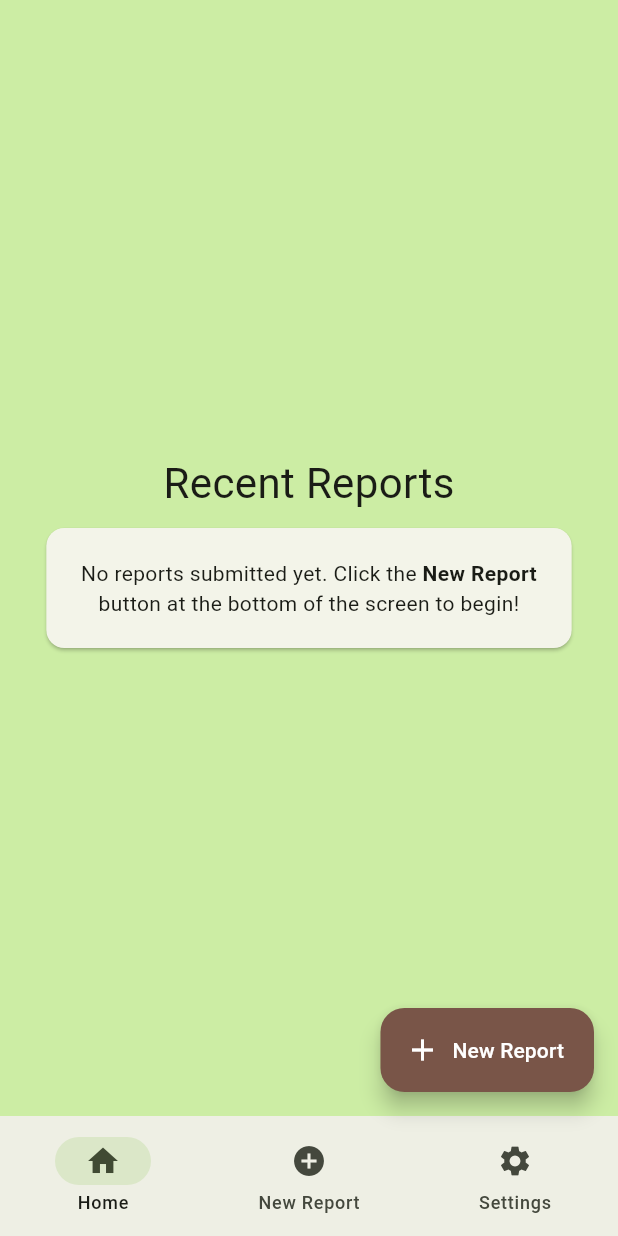
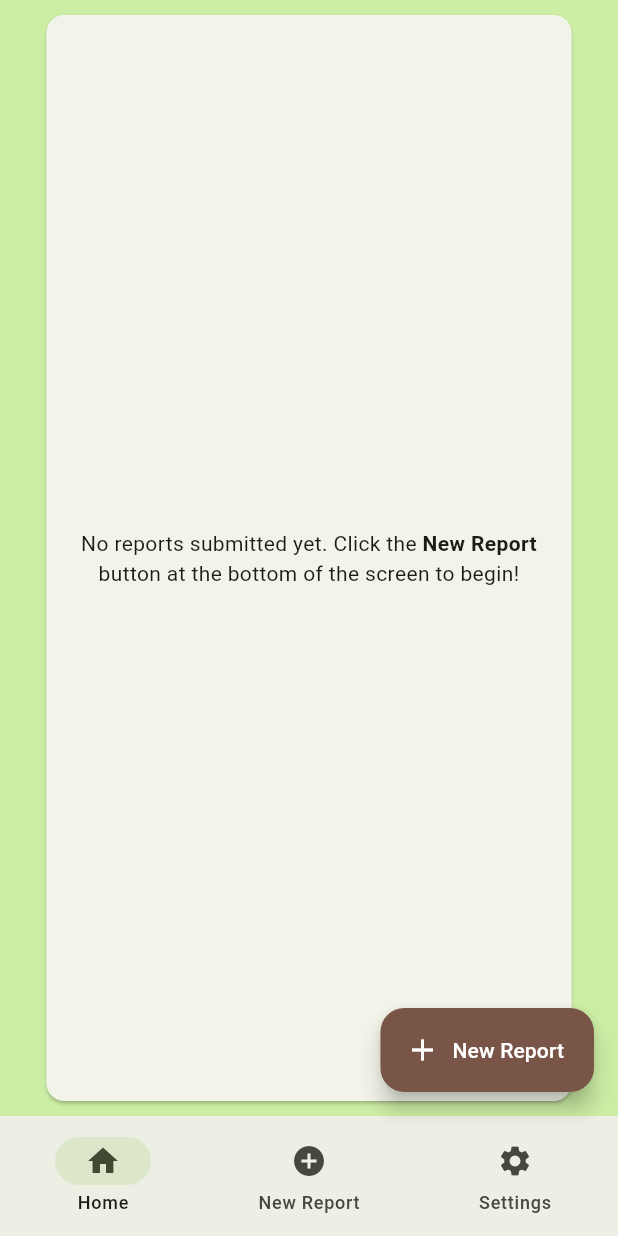
Before and after one commit to WilliamBarber/Senior-Project, a Flutter app: the screen it shows after launch, on a phone screen of 412 x 824 dp. Run offline on Flutter 3.47's test engine with Material 2 defaults, Android fonts, the phone set to English and light mode, and no system bars; our stand-ins replace cloud_firestore, custom_rating_bar, firebase_auth, firebase_core, firebase_storage, image_picker; accounts and stored records are empty.

Commit message:
Fixed scroll issue on homepage
Adding a homepage label broke the scrolling ability because the build method has to return a Center or other scrollable widget in order for scrolling to work, and Columns are not scrollable. The homepage label has been removed temporarily.

```diff
--- a/WTA_App/lib/HomePage.dart
+++ b/WTA_App/lib/HomePage.dart
@@ -8,15 +8,8 @@ class HomePage extends StatelessWidget {
   Widget build(BuildContext context) {
     var appState = context.watch<MyAppState>();
     var oldReports = appState.getAllReports();
-    return Column(mainAxisAlignment: MainAxisAlignment.center, children: [
-      Center(
-        child: Text(
-          'Recent Reports',
-          style: DefaultTextStyle.of(context).style.apply(fontSizeFactor: 2.0),
-        ),
-      ),
-      if (oldReports.isEmpty)
-        Center(
+    if (oldReports.isEmpty) {
+      return Center(
         child: Card(
           margin: EdgeInsets.only(top: 10, bottom: 10),
           child: FractionallySizedBox(
@@ -43,9 +36,9 @@ class HomePage extends StatelessWidget {
             ),
           ),
         ),
-        )
-      else
-        Center(
+      );
+    } else {
+      return Center(
         child: FractionallySizedBox(
           widthFactor: 0.85,
           child: ListView.builder(
@@ -85,7 +78,7 @@ class HomePage extends StatelessWidget {
                 );
               }),
         ),
-        ),
-    ]);
+      );
     }
   }
+}
```
Lines whose indentation alone changed are shown as unchanged.
